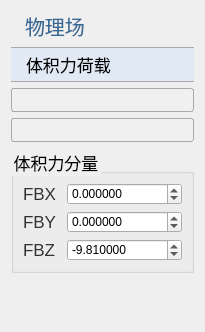
Before: the Qt Designer form plugins/Base_PhysicalField/BodyForcePage.ui in asd977/base_cae, drawn with Qt 5.
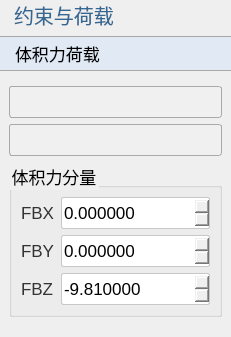
After: the same form once the commit is applied. Icons and pictures are not drawn.

Commit message: style: refine Base_PhysicalField ui layout containers and spacing

```diff
--- a/plugins/Base_PhysicalField/BodyForcePage.ui
+++ b/plugins/Base_PhysicalField/BodyForcePage.ui
@@ -23,25 +23,19 @@
     border-color: rgb(121, 121, 121);
     border-style: solid;
     height: 33px;
-    border-top: 1px solid rgb(169, 169, 169); /* 上边框为灰色 */
-    border-bottom: 1px solid rgb(169, 169, 169); /* 下边框为灰色 */
-    border-left: none; /* 移除左边框 */
+    border-top: 1px solid rgb(169, 169, 169);
+    border-bottom: 1px solid rgb(169, 169, 169);
+    border-left: none;
     border-right: none;
     text-align: left;
 	padding-left: 15px;
 	font-size: 17px;
-	border-style: solid;
 }
 QLabel {
     font-family: &quot;Microsoft YaHei&quot;, &quot;微软雅黑&quot;;
     font-size: 17px;
     text-align: left;
     color: rgb(51, 51, 51);
-    white-space: nowrap;
-    line-height: 50px;
-    position: absolute;
-    top: 0px;
-    left: 0px;
 }
 QLabel#pageNameLabel {
     font-size: 20px;
@@ -50,10 +44,11 @@
 	padding-left:9px;
     color: rgb(53, 103, 147);
 }
-QLineEdit {
-    border: 1px solid rgb(200, 200, 200); /* 设置边框为淡灰色 */
-    border-radius: 2px; /* 设置圆角半径为 5 像素 */
+QLineEdit, QDoubleSpinBox, QSpinBox {
+    border: 1px solid rgb(200, 200, 200);
+    border-radius: 2px;
 	font-size: 17px;
+    min-height: 30px;
 }
 QLineEdit:focus {
     border-color: rgb(100, 100, 255); /* 设置焦点时的边框颜色为蓝色 */
@@ -67,46 +62,39 @@
     padding-left:6px;
     background: rgb(240, 240, 240);
     border: 1px solid rgb(169, 169, 169);
-    border-radius: 3px; /* 设置边框的圆角半径为5像素 */
+    border-radius: 3px;
+    min-height: 30px;
 }
 QComboBox::drop-down {
     background: rgb(240, 240, 240);
-}
-QComboBox::down-arrow {
-    image: url(:/resources/down_arrow.png); /* 替换下拉箭头图标 */
-}
-/*QCombobox右侧按钮*/
-QComboBox::drop-down {
     subcontrol-origin: padding;
-    subcontrol-position: top right;/*放于右方顶部*/
-    border-top-right-radius: 3px;/*设置边框圆角*/
+    subcontrol-position: top right;
+    border-top-right-radius: 3px;
     border-bottom-right-radius: 3px;
 }
-QLineEdit {
-    border: 1px solid rgb(200, 200, 200); /* 设置边框为淡灰色 */
-    border-radius: 2px; /* 设置圆角半径为 5 像素 */
-	font-size: 17px;
+QComboBox::down-arrow {
+    image: url(:/resources/down_arrow.png);
 }
-QLineEdit:focus {
-    border-color: rgb(100, 100, 255); /* 设置焦点时的边框颜色为蓝色 */
-    outline: none; /* 去掉默认的焦点边框 */
+QRadioButton, QCheckBox, QGroupBox {
+    font-size: 17px;
 }
-
-QRadioButton {
-    font-size: 17px; /* 设置字体大小为 14 像素 */
-}
-
-QCheckBox {
-    font-size: 17px; /* 设置字体大小为 14 像素 */
-}
-
-QGroupBox{
-    font-size: 17px; /* 设置字体大小为 14 像素 */   
+QTableWidget {
+    font-size: 16px;
+    gridline-color: rgb(210, 210, 210);
 }
 
 </string>
   </property>
   <layout class="QVBoxLayout" name="verticalLayout">
+   <property name="leftMargin">
+    <number>0</number>
+   </property>
+   <property name="topMargin">
+    <number>0</number>
+   </property>
+   <property name="rightMargin">
+    <number>0</number>
+   </property>
    <item>
     <widget class="QLabel" name="pageNameLabel">
      <property name="sizePolicy">
@@ -116,7 +104,7 @@
       </sizepolicy>
      </property>
      <property name="text">
-      <string>物理场</string>
+      <string>约束与荷载</string>
      </property>
     </widget>
    </item>
@@ -134,6 +122,9 @@
     </widget>
    </item>
    <item>
+    <widget class="QWidget" name="contentWidget" native="true">
+     <layout class="QVBoxLayout" name="contentLayout">
+   <item>
     <widget class="QComboBox" name="comboBoxDim"/>
    </item>
    <item>
@@ -210,7 +201,10 @@
       </item>
      </layout>
     </widget>
+   </item>     </layout>
+    </widget>
    </item>
+
    <item>
     <spacer name="verticalSpacer">
      <property name="orientation">
```
Left out of the diff: 6 changed lines with no effect on the pictures. The commit also changes 10 other files.
